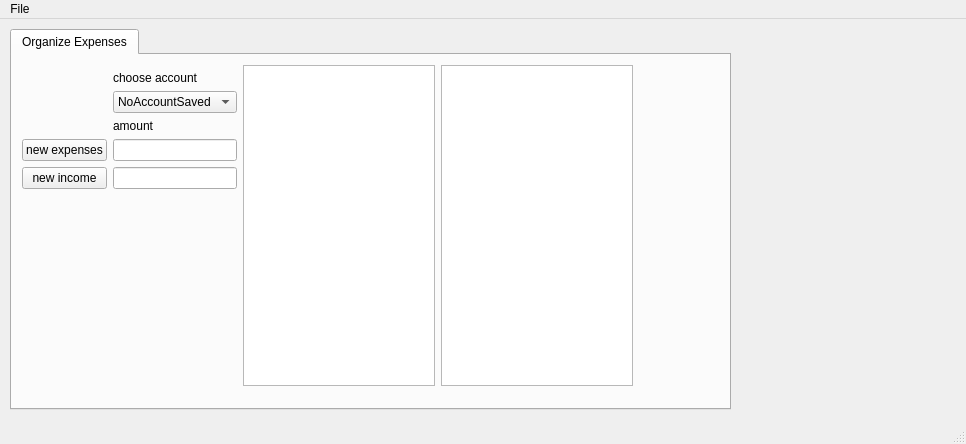
Before: the Qt Designer form PyMoneyOrga/PyMoneyOrga/gui/PyMoneyOrgaGui.ui in CRaNkXD/PyMoneyOrga, drawn with Qt 5.
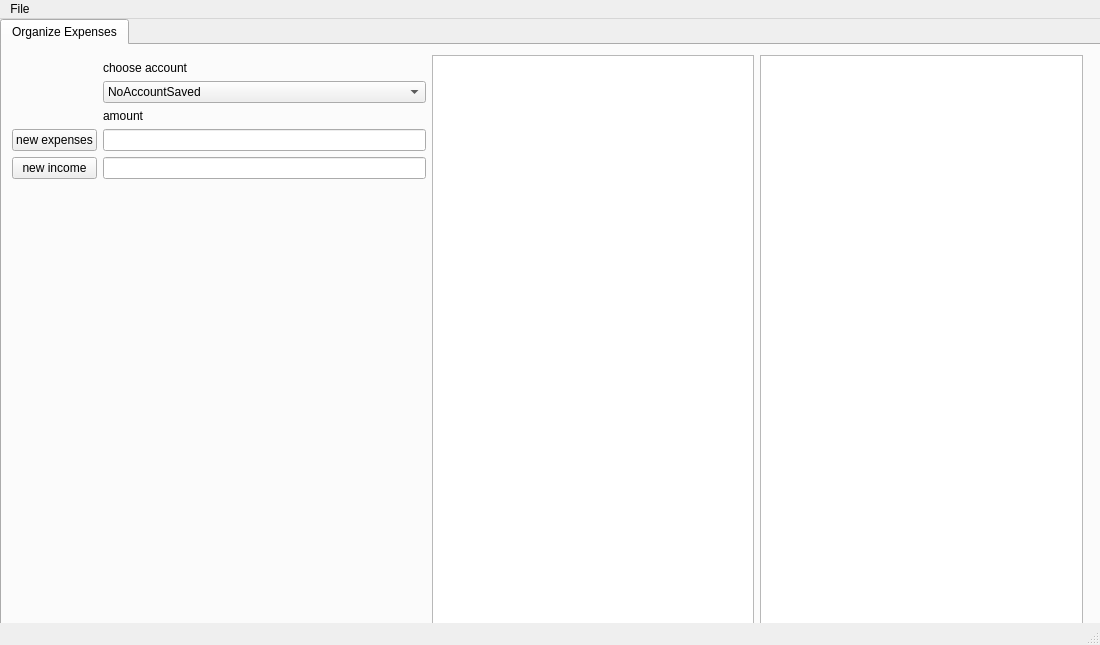
After: the same form once the commit is applied.

Commit message: updated gui and added init for transactions table

Patch:
```diff
--- a/PyMoneyOrga/PyMoneyOrga/gui/PyMoneyOrgaGui.ui
+++ b/PyMoneyOrga/PyMoneyOrga/gui/PyMoneyOrgaGui.ui
@@ -6,8 +6,8 @@
    <rect>
     <x>0</x>
     <y>0</y>
-    <width>966</width>
-    <height>444</height>
+    <width>1100</width>
+    <height>645</height>
    </rect>
   </property>
   <property name="windowTitle">
@@ -17,10 +17,10 @@
    <widget class="QWidget" name="gridLayoutWidget">
     <property name="geometry">
      <rect>
-      <x>10</x>
-      <y>10</y>
-      <width>721</width>
-      <height>381</height>
+      <x>0</x>
+      <y>0</y>
+      <width>1101</width>
+      <height>611</height>
      </rect>
     </property>
     <layout class="QGridLayout" name="gridLayout_2">
@@ -38,8 +38,8 @@
           <rect>
            <x>10</x>
            <y>10</y>
-           <width>611</width>
-           <height>321</height>
+           <width>1071</width>
+           <height>571</height>
           </rect>
          </property>
          <layout class="QGridLayout" name="gridLayout">
@@ -128,7 +128,7 @@
     <rect>
      <x>0</x>
      <y>0</y>
-     <width>966</width>
+     <width>1100</width>
      <height>21</height>
     </rect>
    </property>
```
Left out of the diff: 2 changed lines with no effect on the pictures. The commit also changes 6 other files.
